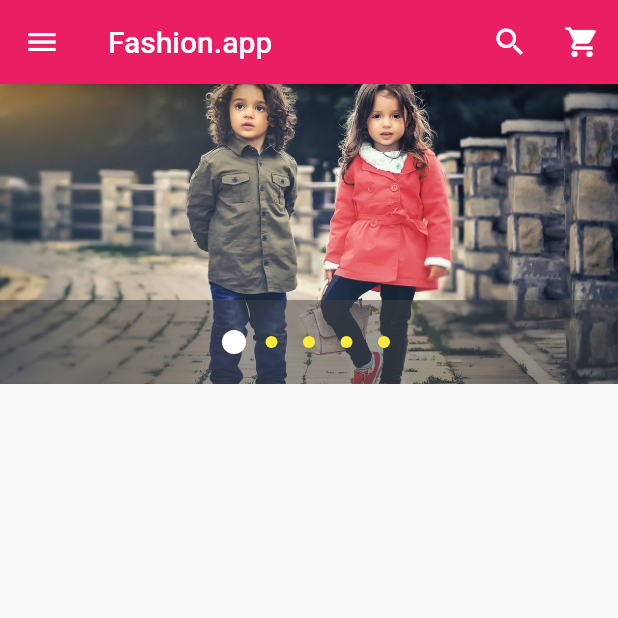
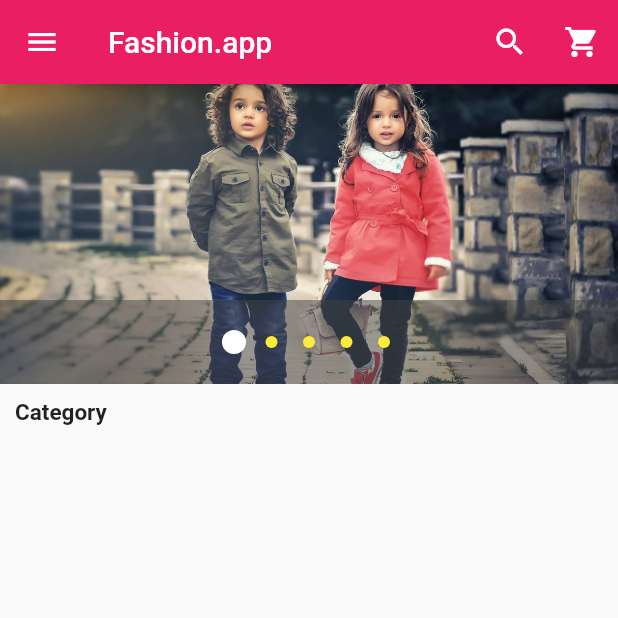
Before and after one commit to Sourav59580/Fashion_app_with-flutter, a Flutter app: the screen it shows after launch, on a phone screen of 412 x 824 dp, the top half of it. Run offline on Flutter 3.47's test engine with Material 2 defaults, Android fonts, the phone set to English and light mode, and no system bars; drawn by our look-alikes of carousel_pro.

Commit message:
image carousel update commit(08/07/2020)

```diff
--- /dev/null
+++ b/lib/component/horijontalList.dart
@@ -0,0 +1,16 @@
+import 'package:flutter/material.dart';
+
+class HorijontalList extends StatelessWidget {
+  @override
+  Widget build(BuildContext context) {
+    return Container(
+      height: 80,
+      child: ListView(
+        scrollDirection: Axis.horizontal,
+        children: <Widget>[
+
+        ],
+      ),
+    );
+  }
+}
--- a/lib/main.dart
+++ b/lib/main.dart
@@ -1,5 +1,6 @@
 import 'package:flutter/material.dart';
 import 'package:carousel_pro/carousel_pro.dart';
+import 'package:flutterfashion/component/horijontalList.dart';
 
 void main(){
   runApp(MaterialApp(
@@ -122,7 +123,18 @@ class _HomePageState extends State<HomePage> {
       ),
       body: ListView(
         children: <Widget>[
+          //image carousel being here
           imageCarousel,
+
+          // padding category
+          Padding(
+            padding: EdgeInsets.all(10),
+            child: Text("Category",style: TextStyle(fontWeight: FontWeight.bold,fontSize: 15),),
+          ),
+
+          //Horizontal list view
+          HorijontalList(),
+
         ],
       ),
     );
```
Also changed, not shown: pubspec.yaml (+7 -0 lines).
